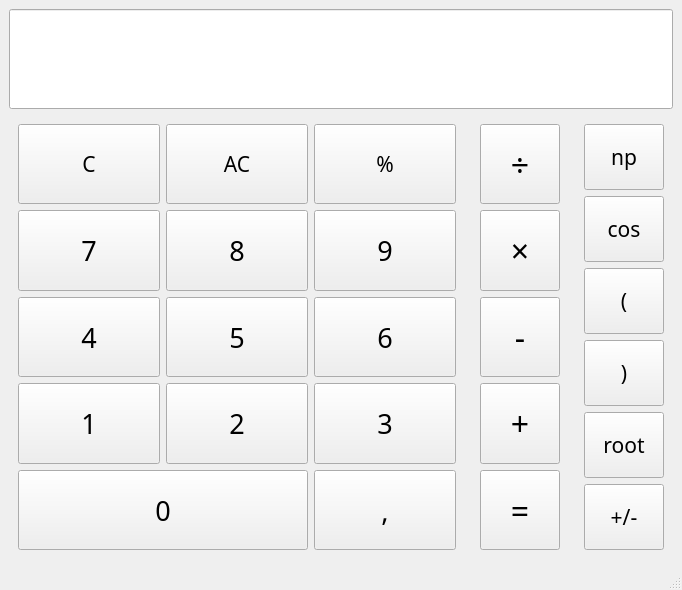
The window that mainwindow.ui (wannabedigital/qt-simple-calculator) describes before a commit, drawn with Qt 5.
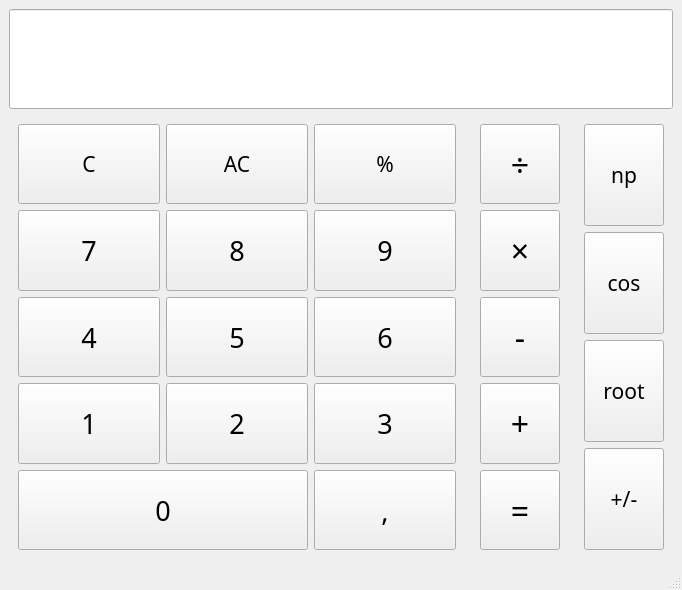
The same window after the commit.

Commit message: feat: add more than 2 numbers calculations

What changed in the file:
```diff
--- a/mainwindow.ui
+++ b/mainwindow.ui
@@ -159,6 +159,52 @@
          </size>
         </property>
         <layout class="QGridLayout" name="gridLayout_4">
+         <item row="0" column="0">
+          <widget class="QPushButton" name="actionButton_np">
+           <property name="sizePolicy">
+            <sizepolicy hsizetype="Preferred" vsizetype="Expanding">
+             <horstretch>0</horstretch>
+             <verstretch>0</verstretch>
+            </sizepolicy>
+           </property>
+           <property name="font">
+            <font>
+             <family>JetBrains Mono</family>
+             <pointsize>16</pointsize>
+             <italic>false</italic>
+            </font>
+           </property>
+           <property name="cursor">
+            <cursorShape>PointingHandCursor</cursorShape>
+           </property>
+           <property name="text">
+            <string>np</string>
+           </property>
+          </widget>
+         </item>
+         <item row="2" column="0">
+          <widget class="QPushButton" name="actionButton_nRoot">
+           <property name="sizePolicy">
+            <sizepolicy hsizetype="Preferred" vsizetype="Expanding">
+             <horstretch>0</horstretch>
+             <verstretch>0</verstretch>
+            </sizepolicy>
+           </property>
+           <property name="font">
+            <font>
+             <family>JetBrains Mono</family>
+             <pointsize>16</pointsize>
+             <italic>false</italic>
+            </font>
+           </property>
+           <property name="cursor">
+            <cursorShape>PointingHandCursor</cursorShape>
+           </property>
+           <property name="text">
+            <string>root</string>
+           </property>
+          </widget>
+         </item>
          <item row="1" column="0">
           <widget class="QPushButton" name="actionButton_cos">
            <property name="sizePolicy">
@@ -182,30 +228,7 @@
            </property>
           </widget>
          </item>
-         <item row="2" column="0">
-          <widget class="QPushButton" name="actionButton_openPar">
-           <property name="sizePolicy">
-            <sizepolicy hsizetype="Preferred" vsizetype="Expanding">
-             <horstretch>0</horstretch>
-             <verstretch>0</verstretch>
-            </sizepolicy>
-           </property>
-           <property name="font">
-            <font>
-             <family>JetBrains Mono</family>
-             <pointsize>16</pointsize>
-             <italic>false</italic>
-            </font>
-           </property>
-           <property name="cursor">
-            <cursorShape>PointingHandCursor</cursorShape>
-           </property>
-           <property name="text">
-            <string>(</string>
-           </property>
-          </widget>
-         </item>
-         <item row="5" column="0">
+         <item row="3" column="0">
           <widget class="QPushButton" name="actionButton_negate">
            <property name="sizePolicy">
             <sizepolicy hsizetype="Preferred" vsizetype="Expanding">
@@ -228,75 +251,6 @@
            </property>
           </widget>
          </item>
-         <item row="4" column="0">
-          <widget class="QPushButton" name="actionButton_nRoot">
-           <property name="sizePolicy">
-            <sizepolicy hsizetype="Preferred" vsizetype="Expanding">
-             <horstretch>0</horstretch>
-             <verstretch>0</verstretch>
-            </sizepolicy>
-           </property>
-           <property name="font">
-            <font>
-             <family>JetBrains Mono</family>
-             <pointsize>16</pointsize>
-             <italic>false</italic>
-            </font>
-           </property>
-           <property name="cursor">
-            <cursorShape>PointingHandCursor</cursorShape>
-           </property>
-           <property name="text">
-            <string>root</string>
-           </property>
-          </widget>
-         </item>
-         <item row="3" column="0">
-          <widget class="QPushButton" name="actionButton_closePar">
-           <property name="sizePolicy">
-            <sizepolicy hsizetype="Preferred" vsizetype="Expanding">
-             <horstretch>0</horstretch>
-             <verstretch>0</verstretch>
-            </sizepolicy>
-           </property>
-           <property name="font">
-            <font>
-             <family>JetBrains Mono</family>
-             <pointsize>16</pointsize>
-             <italic>false</italic>
-            </font>
-           </property>
-           <property name="cursor">
-            <cursorShape>PointingHandCursor</cursorShape>
-           </property>
-           <property name="text">
-            <string>)</string>
-           </property>
-          </widget>
-         </item>
-         <item row="0" column="0">
-          <widget class="QPushButton" name="actionButton_np">
-           <property name="sizePolicy">
-            <sizepolicy hsizetype="Preferred" vsizetype="Expanding">
-             <horstretch>0</horstretch>
-             <verstretch>0</verstretch>
-            </sizepolicy>
-           </property>
-           <property name="font">
-            <font>
-             <family>JetBrains Mono</family>
-             <pointsize>16</pointsize>
-             <italic>false</italic>
-            </font>
-           </property>
-           <property name="cursor">
-            <cursorShape>PointingHandCursor</cursorShape>
-           </property>
-           <property name="text">
-            <string>np</string>
-           </property>
-          </widget>
-         </item>
         </layout>
        </widget>
       </item>
```
Left out of the diff: 12 changed lines with no effect on the pictures. The commit also changes 2 other files.
